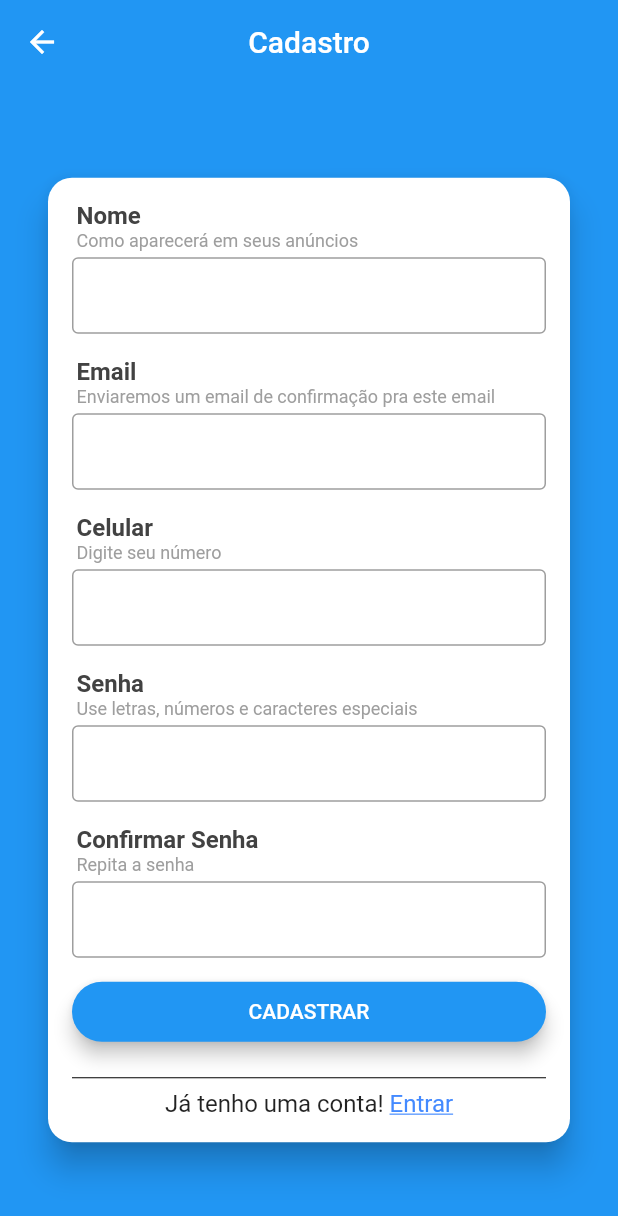
After one commit to Lima-Tembe/Olx_Clone, a Flutter app: the SignUpScreen screen opened directly, after a tap on "Entrar", after a tap on "Cadastre-se", on a phone screen of 412 x 824 dp. The commit adds this screen. Shown: the top 1216 px of the screen. Run offline on Flutter 3.47's test engine with Material 2 defaults, Android fonts, the phone set to English and light mode, and no system bars; our stand-ins replace get_it, mobx, parse_server_sdk; generated files the repository leaves out were written again.

Commit message:
made the ui for the signup screen

```diff
--- /dev/null
+++ b/lib/components/button/button_form.dart
@@ -0,0 +1,23 @@
+import 'package:flutter/material.dart';
+
+class ButtonForm extends StatelessWidget {
+  const ButtonForm({Key key, this.text, this.onPressed}) : super(key: key);
+  final String text;
+  final VoidCallback onPressed;
+
+  @override
+  Widget build(BuildContext context) {
+    return Container(
+      height: 40,
+      margin: const EdgeInsets.symmetric(vertical: 16),
+      child: RaisedButton(
+        onPressed: onPressed,
+        color: Colors.blue,
+        textColor: Colors.white,
+        child: Text('$text'),
+        elevation: 5,
+        shape: RoundedRectangleBorder(borderRadius: BorderRadius.circular(20)),
+      ),
+    );
+  }
+}
--- a/lib/components/custom_drawer/custom_drawer.dart
+++ b/lib/components/custom_drawer/custom_drawer.dart
@@ -5,14 +5,13 @@ import 'package:xlo_mobx/components/custom_drawer/page_section.dart';
 class CustomDrawer extends StatelessWidget {
   @override
   Widget build(BuildContext context) {
-    return SizedBox(
-      width: MediaQuery.of(context).size.width * 0.65,
-      child: Drawer(
-        child: ListView(
-          children: <Widget>[
-            CustomDrawerHeader(),
-            PageSection()
-          ],
+    return SafeArea(
+      child: SizedBox(
+        width: MediaQuery.of(context).size.width * 0.65,
+        child: Drawer(
+          child: ListView(
+            children: <Widget>[CustomDrawerHeader(), PageSection()],
+          ),
         ),
       ),
     );
--- a/lib/components/custom_drawer/custom_drawer_header.dart
+++ b/lib/components/custom_drawer/custom_drawer_header.dart
@@ -1,9 +1,16 @@
 import 'package:flutter/material.dart';
+import 'package:xlo_mobx/screen/login/login_screen.dart';
 
 class CustomDrawerHeader extends StatelessWidget {
   @override
   Widget build(BuildContext context) {
-    return Container(
+    return GestureDetector(
+      onTap: () {
+        Navigator.of(context).pop();
+        Navigator.of(context)
+            .push(MaterialPageRoute(builder: (_) => LoginScreen()));
+      },
+      child: Container(
         color: Colors.blue,
         height: 95,
         padding: const EdgeInsets.symmetric(horizontal: 20),
@@ -14,23 +21,32 @@ class CustomDrawerHeader extends StatelessWidget {
               color: Colors.white,
               size: 35,
             ),
-          const SizedBox(width: 20,),
+            const SizedBox(
+              width: 20,
+            ),
             Column(
               crossAxisAlignment: CrossAxisAlignment.start,
               mainAxisAlignment: MainAxisAlignment.center,
               children: <Widget>[
                 Text(
                   "Acesse a sua conta!",
-                style: TextStyle(color: Colors.white, fontSize: 16, fontWeight: FontWeight.w500),
+                  style: TextStyle(
+                      color: Colors.white,
+                      fontSize: 16,
+                      fontWeight: FontWeight.w500),
                 ),
                 Text(
                   "Clique aqui",
-                style: TextStyle(color: Colors.white, fontSize: 14, fontWeight: FontWeight.w400),
+                  style: TextStyle(
+                      color: Colors.white,
+                      fontSize: 14,
+                      fontWeight: FontWeight.w400),
                 )
               ],
             )
           ],
         ),
+      ),
     );
   }
 }
--- a/lib/components/custom_drawer/page_section.dart
+++ b/lib/components/custom_drawer/page_section.dart
@@ -13,35 +13,35 @@ class PageSection extends StatelessWidget {
         PageTile(
             label: "Anúncios",
             iconData: Icons.menu,
-            highlighted: true,
+            highlighted: pageStore.page == 0,
             onTap: () {
               pageStore.setPage(0);
             }),
         PageTile(
             label: "Inserir Anúncios",
             iconData: Icons.add_circle_outline,
-            highlighted: false,
+            highlighted: pageStore.page == 1,
             onTap: () {
               pageStore.setPage(1);
             }),
         PageTile(
             label: "Chat",
             iconData: Icons.chat_bubble_outline,
-            highlighted: false,
+            highlighted: pageStore.page == 2,
             onTap: () {
               pageStore.setPage(2);
             }),
         PageTile(
             label: "Favoritos",
             iconData: Icons.favorite_border,
-            highlighted: false,
+            highlighted: pageStore.page == 3,
             onTap: () {
               pageStore.setPage(3);
             }),
         PageTile(
             label: "Minha Conta",
             iconData: Icons.person_outline,
-            highlighted: false,
+            highlighted: pageStore.page == 4,
             onTap: () {
               pageStore.setPage(4);
             })
--- /dev/null
+++ b/lib/components/login/field_tile.dart
@@ -0,0 +1,35 @@
+import 'package:flutter/material.dart';
+
+class FieldTile extends StatelessWidget {
+  const FieldTile({Key key, this.title, this.subtitle}) : super(key: key);
+
+  final String title;
+  final String subtitle;
+
+  @override
+  Widget build(BuildContext context) {
+    return Padding(
+      padding: const EdgeInsets.only(left: 3, bottom: 4),
+      child: Column(
+        crossAxisAlignment: CrossAxisAlignment.start,
+        children: <Widget>[
+          Text(
+            '$title',
+            style: TextStyle(
+                color: Colors.grey[800],
+                fontSize: 16,
+                fontWeight: FontWeight.w700),
+          ),
+          Wrap(
+            children: <Widget>[
+              Text(
+              '$subtitle',
+              style: TextStyle(color: Colors.grey, fontSize: 12),
+            ),
+            ],
+          )
+        ],
+      ),
+    );
+  }
+}
--- a/lib/main.dart
+++ b/lib/main.dart
@@ -33,7 +33,9 @@ class MyApp extends StatelessWidget {
       debugShowCheckedModeBanner: false,
       theme: ThemeData(
           primarySwatch: Colors.blue,
-          visualDensity: VisualDensity.adaptivePlatformDensity),
+          scaffoldBackgroundColor: Colors.blue,
+          visualDensity: VisualDensity.adaptivePlatformDensity,
+          appBarTheme: AppBarTheme(elevation: 0)),
       home: BaseScreen(),
     );
   }
--- /dev/null
+++ b/lib/screen/login/login_screen.dart
@@ -0,0 +1,119 @@
+import 'package:flutter/material.dart';
+import 'package:xlo_mobx/components/button/button_form.dart';
+import 'package:xlo_mobx/screen/sign_up/sign_up_screen.dart';
+
+class LoginScreen extends StatelessWidget {
+  @override
+  Widget build(BuildContext context) {
+    return Scaffold(
+      appBar: AppBar(
+        title: const Text("Login"),
+        centerTitle: true,
+      ),
+      body: Center(
+        child: SingleChildScrollView(
+          child: Card(
+            margin: const EdgeInsets.symmetric(horizontal: 32, vertical: 32),
+            shape:
+                RoundedRectangleBorder(borderRadius: BorderRadius.circular(16)),
+            elevation: 9,
+            child: Padding(
+              padding: const EdgeInsets.all(16),
+              child: Column(
+                crossAxisAlignment: CrossAxisAlignment.stretch,
+                mainAxisSize: MainAxisSize.min,
+                children: <Widget>[
+                  Padding(
+                    padding: const EdgeInsets.only(left: 3, bottom: 4),
+                    child: Text(
+                      "Email",
+                      style: TextStyle(
+                          color: Colors.blueGrey[800],
+                          fontSize: 16,
+                          fontWeight: FontWeight.w700),
+                    ),
+                  ),
+                  TextField(
+                    decoration: InputDecoration(
+                        border: const OutlineInputBorder(), isDense: true),
+                    keyboardType: TextInputType.emailAddress,
+                  ),
+                  const SizedBox(
+                    height: 16,
+                  ),
+                  Padding(
+                    padding: const EdgeInsets.only(left: 3, bottom: 4),
+                    child: Text(
+                      "Senha",
+                      style: TextStyle(
+                          color: Colors.blueGrey[800],
+                          fontSize: 16,
+                          fontWeight: FontWeight.w700),
+                    ),
+                  ),
+                  TextField(
+                    decoration: InputDecoration(
+                        border: const OutlineInputBorder(), isDense: true),
+                    obscureText: true,
+                  ),
+                  GestureDetector(
+                    onTap: () {},
+                    child: Padding(
+                      padding: const EdgeInsets.only(right: 3, top: 4),
+                      child: Text(
+                        "Esqueci minha senha!",
+                        textAlign: TextAlign.end,
+                        style: TextStyle(
+                            decoration: TextDecoration.underline,
+                            color: Colors.blueAccent,
+                            fontSize: 14),
+                      ),
+                    ),
+                  ),
+                  ButtonForm(
+                    text: "ENTRAR",
+                    onPressed: () {},
+                  ),
+                  Divider(
+                    color: Colors.black,
+                  ),
+                  Padding(
+                    padding: const EdgeInsets.symmetric(
+                      vertical: 8,
+                    ),
+                    child: Wrap(
+                      alignment: WrapAlignment.center,
+                      children: <Widget>[
+                        Text(
+                          "Não tem uma conta?",
+                          style: TextStyle(fontSize: 16),
+                        ),
+                        const SizedBox(
+                          width: 5,
+                        ),
+                        GestureDetector(
+                          onTap: () {
+                            Navigator.of(context).pop();
+                            Navigator.of(context).push(MaterialPageRoute(
+                                builder: (_) => SignUpScreen()));
+                          },
+                          child: Text(
+                            "Cadastre-se",
+                            style: TextStyle(
+                                fontSize: 16,
+                                color: Colors.blueAccent,
+                                decoration: TextDecoration.underline),
+                          ),
+                        )
+                      ],
+                    ),
+                  ),
+                ],
+              ),
+            ),
+          ),
+        ),
+      ),
+    );
+  }
+}
--- /dev/null
+++ b/lib/screen/sign_up/sign_up_screen.dart
@@ -0,0 +1,130 @@
+import 'package:flutter/material.dart';
+import 'package:flutter/services.dart';
+import 'package:xlo_mobx/components/button/button_form.dart';
+import 'package:xlo_mobx/components/login/field_tile.dart';
+import 'package:xlo_mobx/screen/login/login_screen.dart';
+
+class SignUpScreen extends StatelessWidget {
+  @override
+  Widget build(BuildContext context) {
+    return Scaffold(
+      appBar: AppBar(
+        title: const Text("Cadastro"),
+        centerTitle: true,
+      ),
+      body: Center(
+        child: SingleChildScrollView(
+          child: Card(
+            margin: const EdgeInsets.symmetric(horizontal: 32, vertical: 32),
+            shape:
+                RoundedRectangleBorder(borderRadius: BorderRadius.circular(16)),
+            elevation: 9,
+            child: Padding(
+              padding: const EdgeInsets.all(16),
+              child: Column(
+                crossAxisAlignment: CrossAxisAlignment.stretch,
+                mainAxisSize: MainAxisSize.min,
+                children: <Widget>[
+                  FieldTile(
+                    title: "Nome",
+                    subtitle: "Como aparecerá em seus anúncios",
+                  ),
+                  TextField(
+                    decoration: InputDecoration(
+                      border: OutlineInputBorder(),
+                      isDense: true,
+                    ),
+                    keyboardType: TextInputType.text,
+                  ),
+                  const SizedBox(
+                    height: 16,
+                  ),
+                  FieldTile(
+                    title: "Email",
+                    subtitle:
+                        "Enviaremos um email de confirmação pra este email",
+                  ),
+                  TextField(
+                    decoration: InputDecoration(
+                        border: OutlineInputBorder(), isDense: true),
+                    keyboardType: TextInputType.emailAddress,
+                    autocorrect: false,
+                  ),
+                  const SizedBox(
+                    height: 16,
+                  ),
+                  FieldTile(
+                    title: "Celular",
+                    subtitle: "Digite seu número",
+                  ),
+                  TextField(
+                    decoration: InputDecoration(
+                        border: OutlineInputBorder(), isDense: true),
+                    keyboardType: TextInputType.phone,
+                    inputFormatters: [
+                      WhitelistingTextInputFormatter.digitsOnly,
+                    ],
+                  ),
+                  const SizedBox(
+                    height: 16,
+                  ),
+                  FieldTile(
+                    title: "Senha",
+                    subtitle: "Use letras, números e caracteres especiais",
+                  ),
+                  TextField(
+                    decoration: InputDecoration(
+                        border: OutlineInputBorder(), isDense: true),
+                    obscureText: true,
+                  ),
+                  const SizedBox(
+                    height: 16,
+                  ),
+                  FieldTile(
+                    title: "Confirmar Senha",
+                    subtitle: "Repita a senha",
+                  ),
+                  TextField(
+                    decoration: InputDecoration(
+                        border: OutlineInputBorder(), isDense: true),
+                    obscureText: true,
+                  ),
+                  ButtonForm(
+                    text: "CADASTRAR",
+                    onPressed: () {},
+                  ),
+                  Divider(
+                    color: Colors.black,
+                  ),
+                  Wrap(
+                    alignment: WrapAlignment.center,
+                    children: <Widget>[
+                      Text(
+                        "Já tenho uma conta! ",
+                        style: TextStyle(fontSize: 16),
+                      ),
+                      GestureDetector(
+                        onTap: () {
+                          Navigator.of(context).pop();
+                          Navigator.of(context).push(
+                              MaterialPageRoute(builder: (_) => LoginScreen()));
+                        },
+                        child: Text(
+                          "Entrar",
+                          style: TextStyle(
+                              color: Colors.blueAccent,
+                              fontSize: 16,
+                              decoration: TextDecoration.underline),
+                        ),
+                      )
+                    ],
+                  )
+                ],
+              ),
+            ),
+          ),
+        ),
+      ),
+    );
+  }
+}
```
Also changed, not shown: lib/screen/home/home_screen.dart (line endings or trailing spaces). Lines whose indentation alone changed are shown as unchanged.
